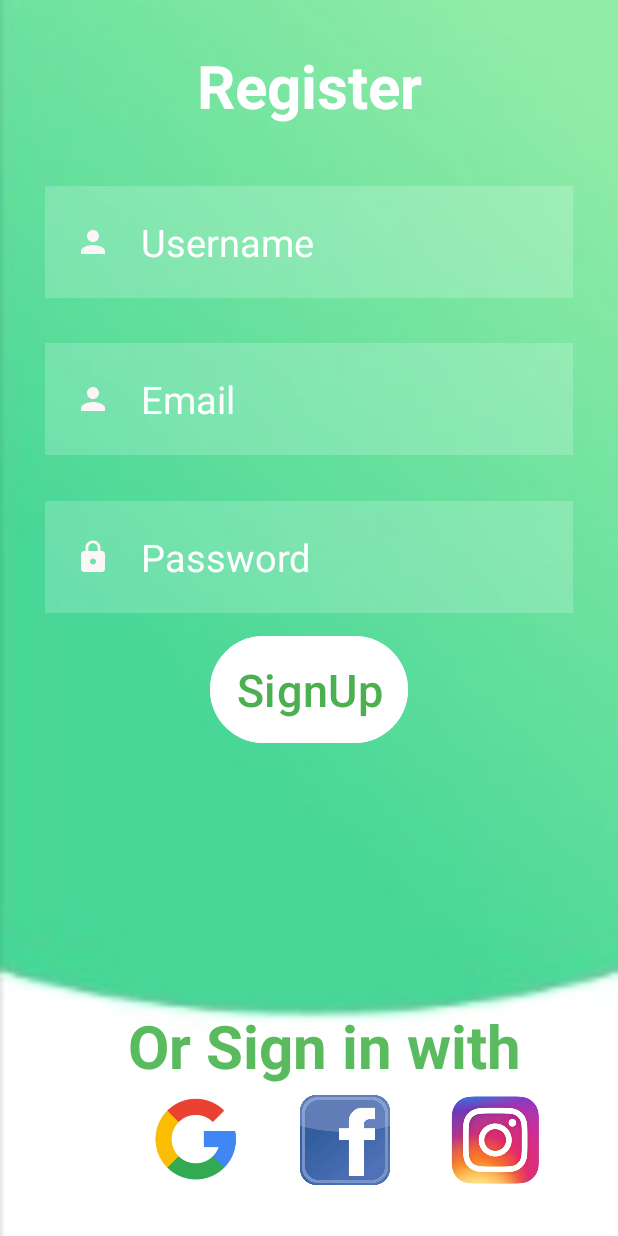
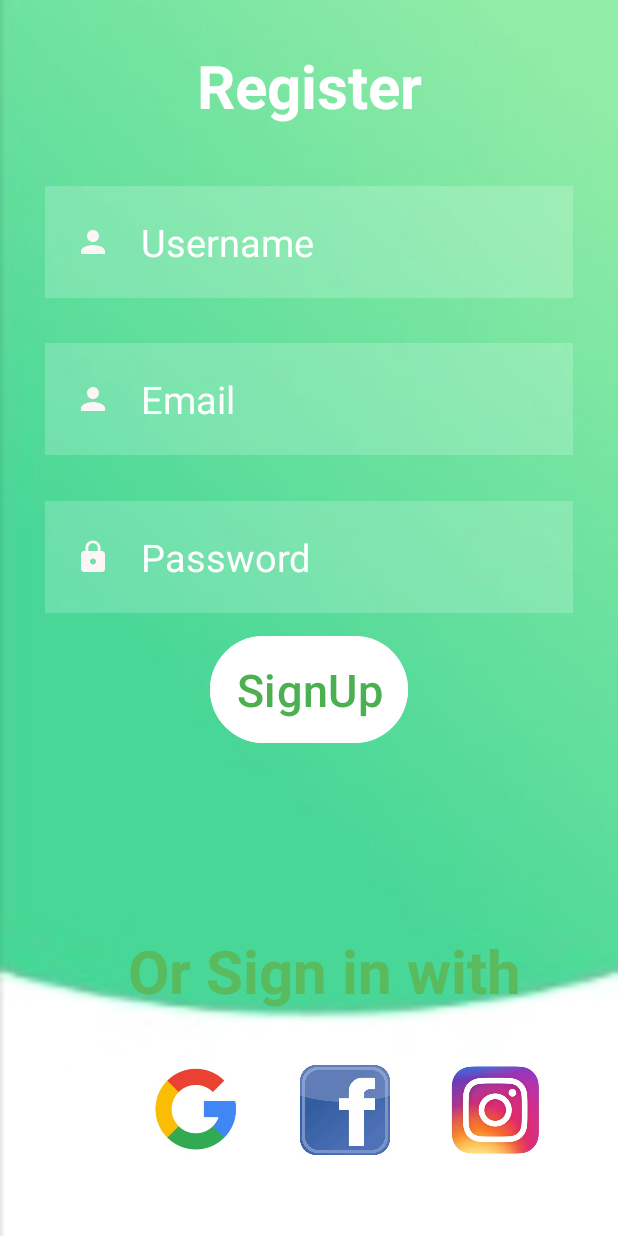
Before and after one commit to mrpascal1/MicroBloggingApp, an Android app: the RegisterActivity screen opened directly, with no data from a screen before it, on a phone screen of 412 x 824 dp. Run offline under Robolectric (Android 15) with nearby library versions, the phone set to English and light mode, and no system bars.

Commit message:
Register Page is Succcessfully made

```diff
--- a/app/src/main/res/layout/activity_register.xml
+++ b/app/src/main/res/layout/activity_register.xml
@@ -101,28 +101,28 @@
         android:textSize="40dp"
         android:textStyle="bold"
         android:layout_marginLeft="20dp"
-        android:layout_marginTop="670dp"></TextView>
+        android:layout_marginTop="620dp"></TextView>
 
 
     <ImageView
         android:src="@drawable/gog1"
         android:layout_width="60dp"
         android:layout_height="120dp"
-        android:layout_marginTop="700dp"
+        android:layout_marginTop="680dp"
         android:layout_marginLeft="100dp"></ImageView>
 
     <ImageView
         android:src="@drawable/fblogo"
         android:layout_width="60dp"
         android:layout_height="120dp"
-        android:layout_marginTop="700dp"
+        android:layout_marginTop="680dp"
         android:layout_marginLeft="200dp"></ImageView>
 
     <ImageView
         android:src="@drawable/insta1"
         android:layout_width="60dp"
         android:layout_height="120dp"
-        android:layout_marginTop="700dp"
+        android:layout_marginTop="680dp"
         android:layout_marginLeft="300dp"></ImageView>
 
 
```
